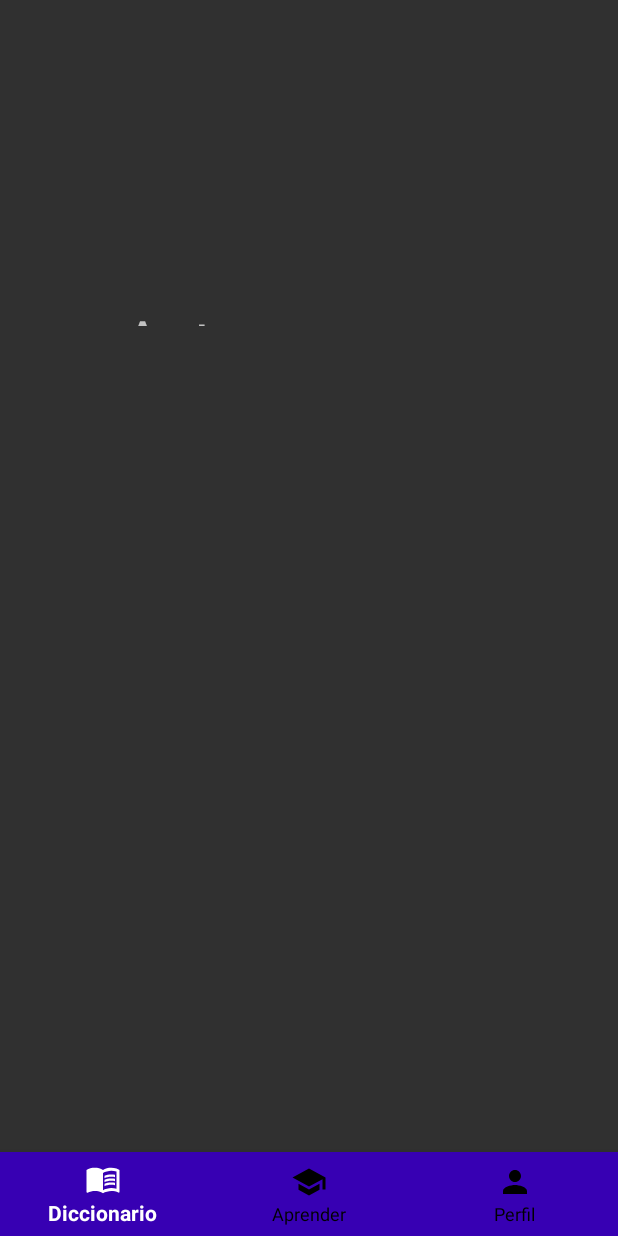
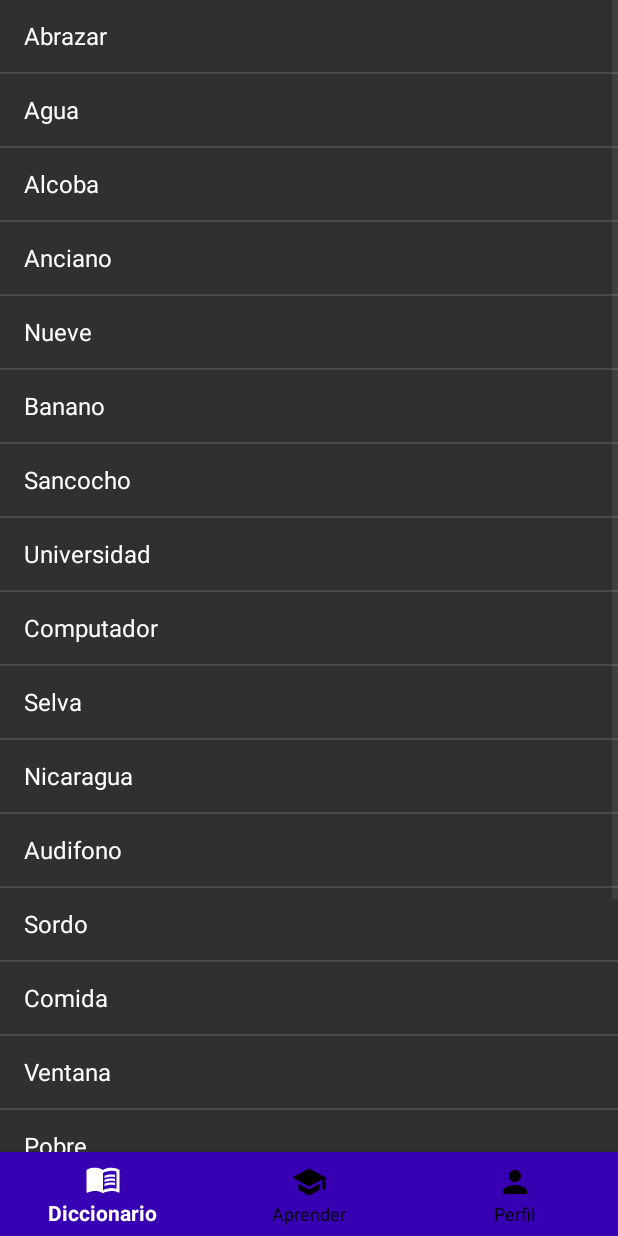
Before and after one commit to andreysolano/Diccionario-LSC, an Android app: the Diccionario screen opened directly, with no data from a screen before it, on a phone screen of 412 x 824 dp. Run offline under Robolectric (Android 15) with nearby library versions, the phone set to English and light mode, and no system bars.

Commit message:
Visualización lista
Visualización lista datos diccionario

```diff
--- a/DiccionarioLSC/app/src/main/java/com/example/diccionariolsc/Diccionario.java
+++ b/DiccionarioLSC/app/src/main/java/com/example/diccionariolsc/Diccionario.java
@@ -6,8 +6,12 @@ import androidx.appcompat.app.AppCompatActivity;
 import android.content.Intent;
 import android.os.Bundle;
 import android.view.MenuItem;
+import android.widget.ArrayAdapter;
+import android.widget.ListView;
 
 import com.google.android.material.bottomnavigation.BottomNavigationView;
+
+import java.util.ArrayList;
 
 public class Diccionario extends AppCompatActivity {
 
@@ -19,6 +23,40 @@ public class Diccionario extends AppCompatActivity {
         //Barra inferior de navegación
         BottomNavigationView barraNavegacion = (BottomNavigationView)findViewById(R.id.navigation);
         barraNavegacion.setSelectedItemId(R.id.diccionario);
+
+        //Esta lista es un preeliminar para probar la visualización y el scroll.
+        //Creo que la mejor opción es manejar la la lsita en un xml
+        ListView vistaListaDiccionario = findViewById(R.id.VistaListaDiccionario);
+
+        ArrayList<String> listaDiccionario = new ArrayList<String>();
+        listaDiccionario.add("Abrazar");
+        listaDiccionario.add("Agua");
+        listaDiccionario.add("Alcoba");
+        listaDiccionario.add("Anciano");
+        listaDiccionario.add("Nueve");
+        listaDiccionario.add("Banano");
+        listaDiccionario.add("Sancocho ");
+        listaDiccionario.add("Universidad");
+        listaDiccionario.add("Computador");
+        listaDiccionario.add("Selva");
+        listaDiccionario.add("Nicaragua");
+        listaDiccionario.add("Audifono");
+        listaDiccionario.add("Sordo");
+        listaDiccionario.add("Comida");
+        listaDiccionario.add("Ventana");
+        listaDiccionario.add("Pobre");
+        listaDiccionario.add("Primo");
+        listaDiccionario.add("Sapo");
+        listaDiccionario.add("Secretaria");
+        listaDiccionario.add("Queso");
+        listaDiccionario.add("Terco");
+        listaDiccionario.add("Sofá");
+        listaDiccionario.add("Yogur");
+
+        ArrayAdapter<String> arrayAdapter = new ArrayAdapter<String>(this,android.R.layout.simple_list_item_1,listaDiccionario);
+
+        vistaListaDiccionario.setAdapter(arrayAdapter);
+
 
         barraNavegacion.setOnNavigationItemReselectedListener(new BottomNavigationView.OnNavigationItemReselectedListener() {
             @Override
--- a/DiccionarioLSC/app/src/main/res/layout/activity_diccionario.xml
+++ b/DiccionarioLSC/app/src/main/res/layout/activity_diccionario.xml
@@ -6,23 +6,24 @@
     android:layout_height="match_parent"
     tools:context=".Aprender">
 
-    <TextView
-        android:id="@+id/textView"
-        android:layout_width="64dp"
-        android:layout_height="17dp"
-        android:text="Activity Diccionario"
-        android:gravity="center"
-        android:layout_marginTop="200dp"
-        android:layout_marginLeft="80dp"
-        android:textSize="40dp"/>
-
     <com.google.android.material.bottomnavigation.BottomNavigationView
+        android:id="@+id/navigation"
         android:layout_width="match_parent"
         android:layout_height="wrap_content"
-        android:id="@+id/navigation"
+        android:layout_alignParentBottom="true"
+        android:layout_marginBottom="0dp"
         app:itemBackground="@color/colorPrimaryDark"
+        app:itemIconTint="@drawable/selector"
         app:itemTextColor="@drawable/selector"
-        app:itemIconTint="@drawable/selector"
-        app:menu="@menu/menu_boton"
-        android:layout_alignParentBottom="true"/>
+        app:menu="@menu/menu_boton">
+
+    </com.google.android.material.bottomnavigation.BottomNavigationView>
+
+    <ListView
+        android:id="@+id/VistaListaDiccionario"
+        android:layout_width="match_parent"
+        android:layout_height="match_parent"
+        android:layout_alignParentStart="true"
+        android:layout_marginStart="0dp" />
+
 </RelativeLayout>
```
